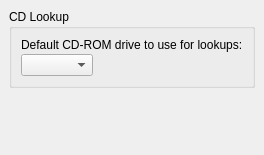
First picture: the form in ui/options_cdlookup_select.ui, repository metabrainz/picard, before the edit.
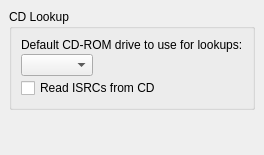
Second picture: the form after the edit.

Commit message:
Extract ISRCs from CD during disc read
Read ISRCs from CD via libdiscid's 'isrc' feature during
Disc.read().  Validate, normalize, and deduplicate ISRCs
(duplicate ISRCs across tracks are a known drive read error).
Add 'Read ISRCs from CD' option (defaults to on).
Log extracted ISRCs at info level.

Includes test coverage for extraction, validation, and
duplicate handling.

Diff of the .ui file:
```diff
--- a/ui/options_cdlookup_select.ui
+++ b/ui/options_cdlookup_select.ui
@@ -64,6 +64,16 @@
         </item>
        </layout>
       </item>
+      <item row="2" column="0" >
+       <widget class="QCheckBox" name="read_isrcs_from_disc">
+        <property name="toolTip">
+         <string>When enabled, ISRCs will be read from the CD during disc lookup. This may significantly slow down the disc read on some drives.</string>
+        </property>
+        <property name="text">
+         <string>Read ISRCs from CD</string>
+        </property>
+       </widget>
+      </item>
      </layout>
     </widget>
    </item>
```
The commit also changes 9 other files.
